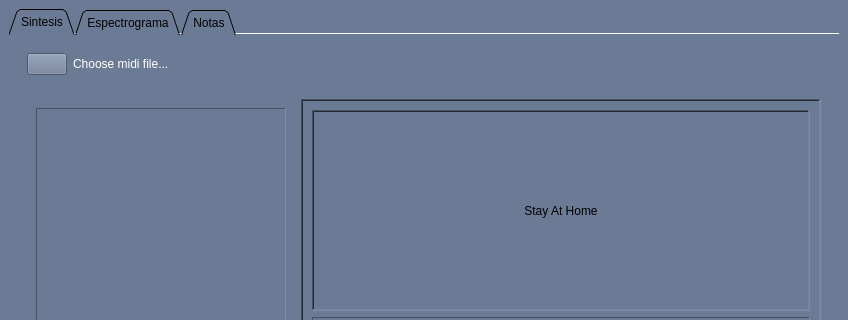
Qt form ProgramaPrincipal/FrontEnd/designer/main_window.ui (grupo-1-ASSD-E2/ASSD-TP2) before a commit; both pictures show x 0 to 848 and y 0 to 320 of the 848 by 515 pixel window.
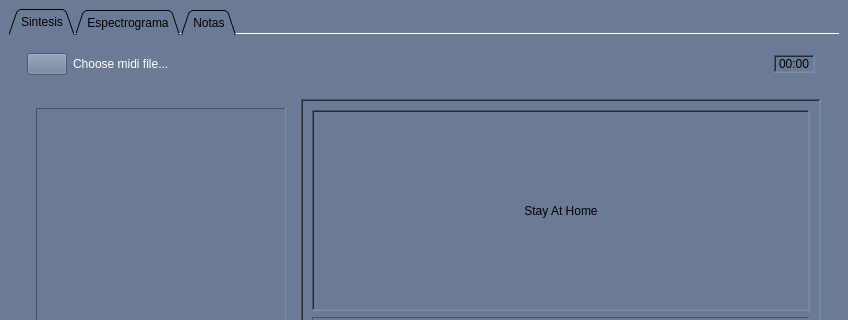
The same form after that commit. Icons and pictures are not drawn. Custom widgets are drawn as their Qt base class.

```diff
--- a/ProgramaPrincipal/FrontEnd/designer/main_window.ui
+++ b/ProgramaPrincipal/FrontEnd/designer/main_window.ui
@@ -119,6 +119,38 @@
              </property>
             </widget>
            </item>
+           <item>
+            <spacer name="horizontalSpacer">
+             <property name="orientation">
+              <enum>Qt::Horizontal</enum>
+             </property>
+             <property name="sizeHint" stdset="0">
+              <size>
+               <width>40</width>
+               <height>20</height>
+              </size>
+             </property>
+            </spacer>
+           </item>
+           <item>
+            <widget class="QLabel" name="count_down">
+             <property name="sizePolicy">
+              <sizepolicy hsizetype="Preferred" vsizetype="Maximum">
+               <horstretch>0</horstretch>
+               <verstretch>0</verstretch>
+              </sizepolicy>
+             </property>
+             <property name="frameShape">
+              <enum>QFrame::WinPanel</enum>
+             </property>
+             <property name="frameShadow">
+              <enum>QFrame::Sunken</enum>
+             </property>
+             <property name="text">
+              <string>00:00</string>
+             </property>
+            </widget>
+           </item>
            <item>
             <widget class="MediaButtonsWidget" name="media_buttons_widget">
              <property name="sizePolicy">
```
